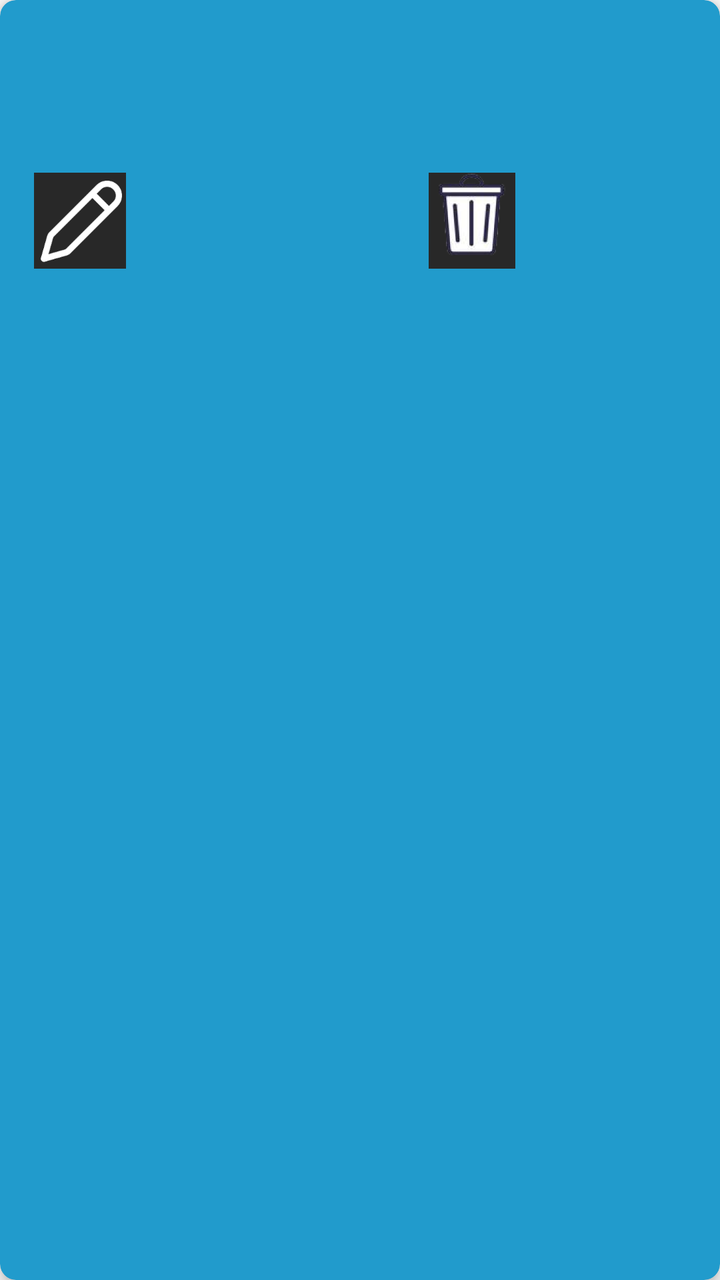
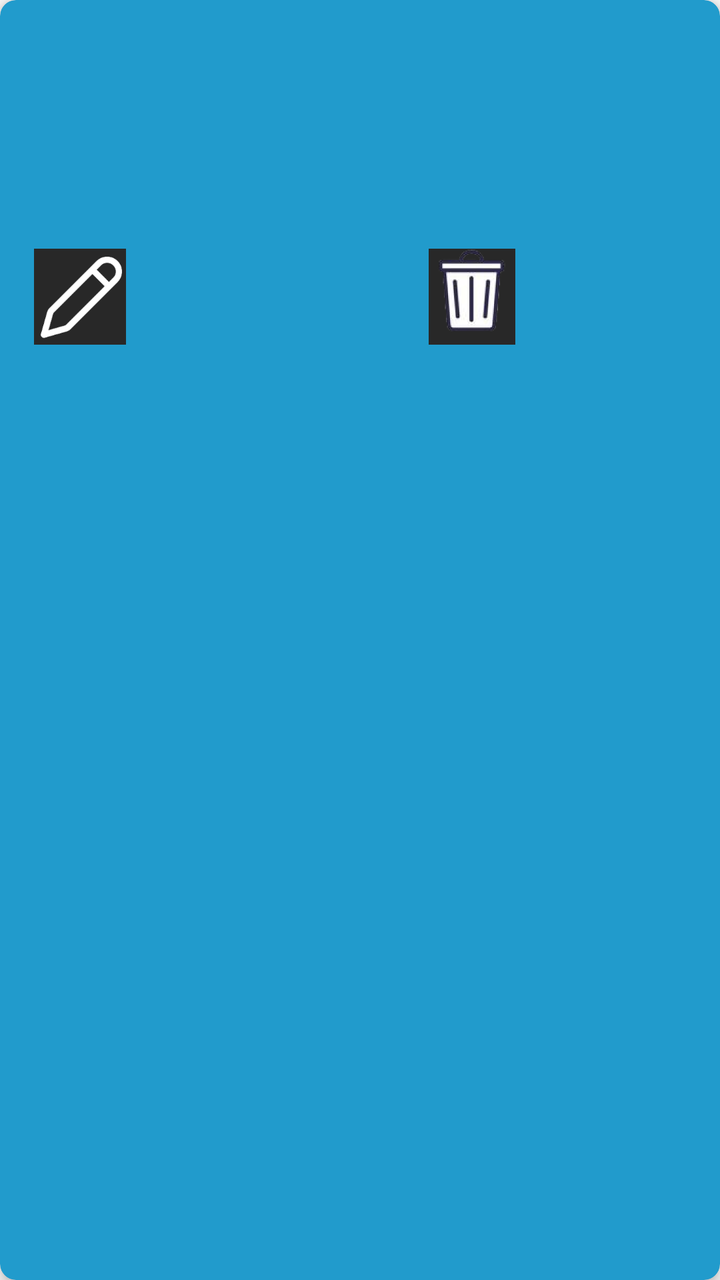

An Android layout rendered at two revisions. The XML below is the earlier revision; the diff shows what the commit changed to produce the second picture.
<!-- AndroidManifest.xml: application theme Theme.Design.Light.NoActionBar -->
<!-- res/layout/item_block.xml -->
<?xml version="1.0" encoding="utf-8"?>
<androidx.cardview.widget.CardView xmlns:android="http://schemas.android.com/apk/res/android"
    xmlns:app="http://schemas.android.com/apk/res-auto"
    android:id="@+id/itemCardView"
    android:layout_width="match_parent"
    android:layout_height="wrap_content"
    android:layout_margin="8dp"
    app:cardBackgroundColor="@color/material_dynamic_primary60"
    app:cardCornerRadius="8dp"
    app:cardElevation="4dp">

    <LinearLayout
        android:layout_width="match_parent"
        android:layout_height="wrap_content"
        android:orientation="vertical"
        android:padding="16dp">

        <TextView
            android:id="@+id/itemNameTextView"
            android:layout_width="match_parent"
            android:layout_height="wrap_content"
            android:textColor="@android:color/black"
            android:textSize="18sp"
            android:textStyle="bold" />

        <TextView
            android:id="@+id/itemStatusTextView"
            android:layout_width="match_parent"
            android:layout_height="wrap_content"
            android:textColor="@android:color/black"
            android:textSize="14sp" />

        <TextView
            android:id="@+id/itemExtraTextView"
            android:layout_width="match_parent"
            android:layout_height="wrap_content"
            android:textColor="@android:color/black"
            android:textSize="14sp" />

        <LinearLayout
            android:layout_width="match_parent"
            android:layout_height="wrap_content"
            android:layout_marginTop="8dp"
            android:orientation="horizontal">

            <ImageButton
                android:id="@+id/editButton"
                android:layout_width="48dp"
                android:layout_height="48dp"
                android:background="?android:attr/selectableItemBackground"
                android:contentDescription="Edit item"
                android:scaleType="fitCenter"
                android:src="@drawable/edit" />

            <ImageButton
                android:id="@+id/deleteButton"
                android:layout_width="48dp"
                android:layout_height="48dp"
                android:layout_marginStart="148dp"
                android:background="?android:attr/selectableItemBackground"
                android:contentDescription="Delete item"
                android:scaleType="fitCenter"
                android:src="@drawable/tinytrash" />

        </LinearLayout>
    </LinearLayout>
</androidx.cardview.widget.CardView>
<!-- resources referenced by this layout -->
<resources>
  <!-- drawable edit: png bitmap (drawable, 11974 bytes) -->
  <!-- drawable tinytrash: png bitmap (drawable, 16619 bytes) -->
</resources>

<!-- the commit's change to res/layout/item_block.xml (unified diff, before → after) -->
@@ -22,6 +22,20 @@
             android:textColor="@android:color/black"
             android:textSize="18sp"
             android:textStyle="bold" />
+
+        <TextView
+            android:id="@+id/itemDueDateTextView"
+            android:layout_width="match_parent"
+            android:layout_height="wrap_content"
+            android:textColor="@android:color/black"
+            android:textSize="14sp"  />
+
+        <TextView
+            android:id="@+id/itemDueTimeTextView"
+            android:layout_width="match_parent"
+            android:layout_height="wrap_content"
+            android:textColor="@android:color/black"
+            android:textSize="14sp" />
 
         <TextView
             android:id="@+id/itemStatusTextView"
